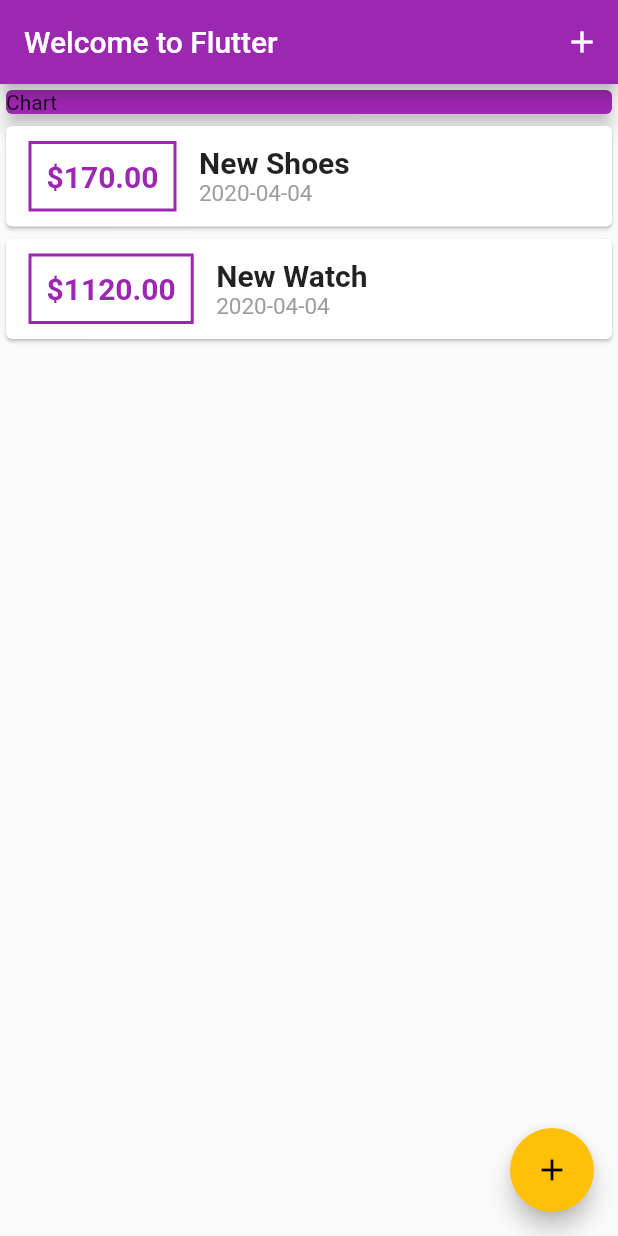
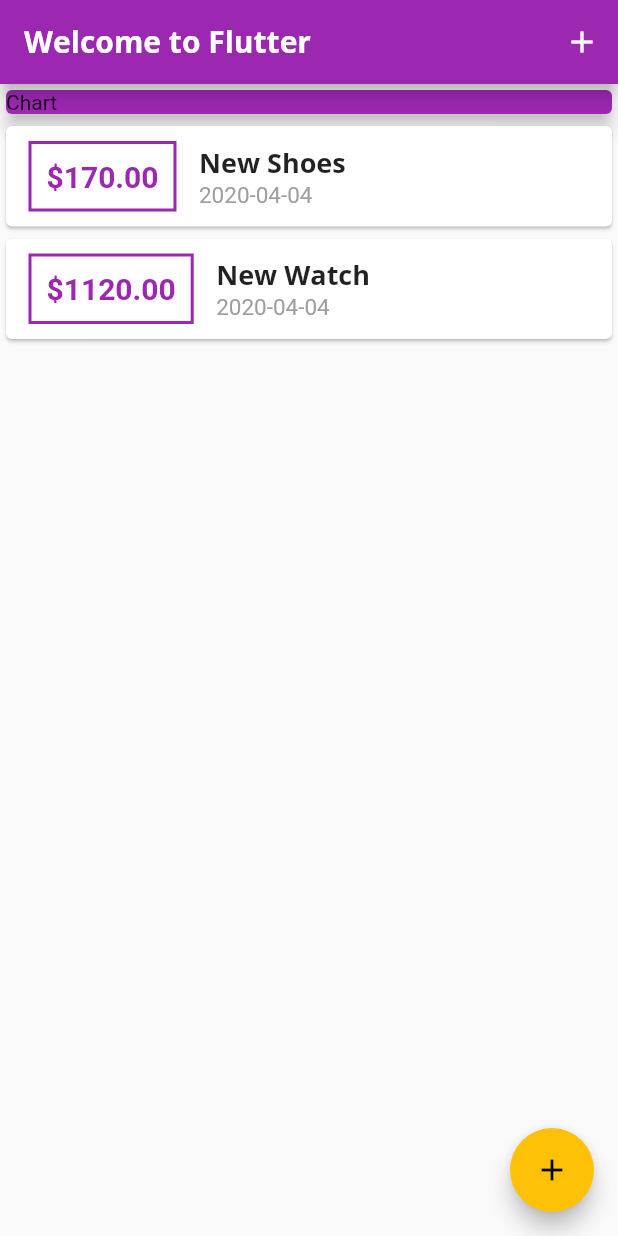
Before and after one commit to swapnilp0x00/expenses-tracker, a Flutter app: the screen it shows after launch, on a phone screen of 412 x 824 dp. Run offline on Flutter 3.47's test engine with Material 2 defaults, Android fonts, the phone set to English and light mode, and no system bars.

Commit message:
Added font s

```diff
--- a/lib/main.dart
+++ b/lib/main.dart
@@ -16,11 +16,26 @@ class _MyAppState extends State<MyApp> {
   @override
   Widget build(BuildContext context) {
     return MaterialApp(
-      title: 'Welcome to Flutter',
+      title: 'Expense Tracker',
       theme: ThemeData(
-        primarySwatch: Colors.purple,
-        accentColor: Colors.amber,
-      ),
+          primarySwatch: Colors.purple,
+          accentColor: Colors.amber,
+          fontFamily: 'Quicksand',
+          textTheme: ThemeData.light().textTheme.copyWith(
+                title: TextStyle(
+                  fontFamily: 'OpenSans',
+                  fontSize: 18,
+                  fontWeight: FontWeight.bold,
+                ),
+              ),
+          appBarTheme: AppBarTheme(
+              textTheme: ThemeData.light().textTheme.copyWith(
+                    title: TextStyle(
+                      fontFamily: 'OpenSans',
+                      fontSize: 20,
+                      fontWeight: FontWeight.bold,
+                    ),
+                  ))),
       home: Home(),
     );
   }
--- a/lib/widgets/transaction_list.dart
+++ b/lib/widgets/transaction_list.dart
@@ -41,10 +41,7 @@ class TransactionList extends StatelessWidget {
                     children: <Widget>[
                       Text(
                         transactions[index].title,
-                        style: TextStyle(
-                          fontWeight: FontWeight.bold,
-                          fontSize: 20,
-                        ),
+                        style: Theme.of(context).textTheme.title,
                       ),
                       Text(
                         DateFormat('yyyy-MM-dd')
```
Also changed, not shown: pubspec.yaml (+11 -11 lines).
